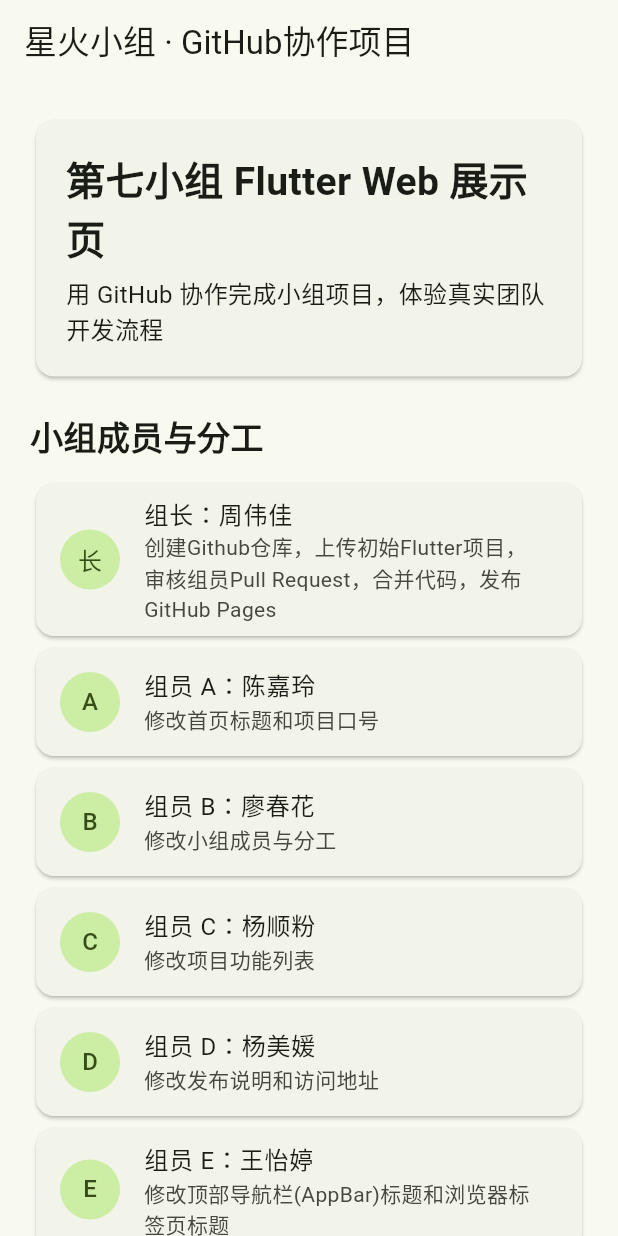
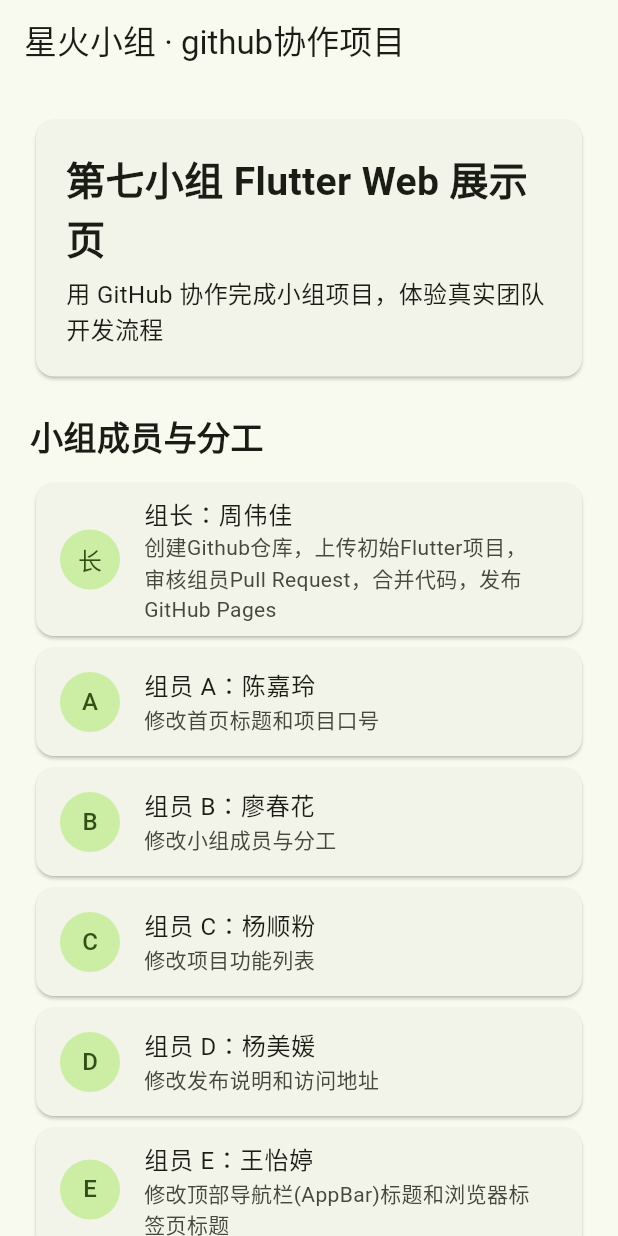
Before and after one commit to wendy-zhou6/group-cooperation-1, a Flutter app: the screen it shows after launch, on a phone screen of 412 x 824 dp. Run offline on Flutter 3.47's test engine with Material 3 defaults, Android fonts, the phone set to English and light mode, and no system bars.

```diff
--- a/lib/main.dart
+++ b/lib/main.dart
@@ -29,7 +29,9 @@ class TeamHomePage extends StatelessWidget {
 
   static const List<TeamMember> members = [
     TeamMember(
-        role: '组长', name: '周伟佳', task: '创建Github仓库，上传初始Flutter项目，审核组员Pull Request，合并代码，发布 GitHub Pages'),
+        role: '组长',
+        name: '周伟佳',
+        task: '创建Github仓库，上传初始Flutter项目，审核组员Pull Request，合并代码，发布 GitHub Pages'),
     TeamMember(role: '组员 A', name: '陈嘉玲', task: '修改首页标题和项目口号'),
     TeamMember(role: '组员 B', name: '廖春花', task: '修改小组成员与分工'),
     TeamMember(role: '组员 C', name: '杨顺粉', task: '修改项目功能列表'),
@@ -54,7 +56,7 @@ class TeamHomePage extends StatelessWidget {
   @override
   Widget build(BuildContext context) {
     return Scaffold(
-      appBar: AppBar(title: const Text('星火小组 · GitHub协作项目')),
+      appBar: AppBar(title: const Text('星火小组 · github协作项目')),
       body: ListView(
         padding: const EdgeInsets.all(20),
         children: const [
@@ -103,7 +105,8 @@ class MembersSection extends StatelessWidget {
     return Column(
       crossAxisAlignment: CrossAxisAlignment.start,
       children: [
-        const Text('小组成员与分工', style: TextStyle(fontSize: 22, fontWeight: FontWeight.bold)),
+        const Text('小组成员与分工',
+            style: TextStyle(fontSize: 22, fontWeight: FontWeight.bold)),
         const SizedBox(height: 12),
         ...TeamHomePage.members.map((member) => MemberCard(member: member)),
       ],
@@ -139,7 +142,8 @@ class FeaturesSection extends StatelessWidget {
         child: Column(
           crossAxisAlignment: CrossAxisAlignment.start,
           children: [
-            const Text('项目功能', style: TextStyle(fontSize: 22, fontWeight: FontWeight.bold)),
+            const Text('项目功能',
+                style: TextStyle(fontSize: 22, fontWeight: FontWeight.bold)),
             const SizedBox(height: 8),
             ...TeamHomePage.features.map((feature) => Text('• $feature')),
           ],
@@ -161,7 +165,8 @@ class ReleaseSection extends StatelessWidget {
         child: Column(
           crossAxisAlignment: CrossAxisAlignment.start,
           children: [
-            const Text('发布说明', style: TextStyle(fontSize: 22, fontWeight: FontWeight.bold)),
+            const Text('发布说明',
+                style: TextStyle(fontSize: 22, fontWeight: FontWeight.bold)),
             const SizedBox(height: 8),
             ...TeamHomePage.releaseNotes.map((note) => Text('• $note')),
           ],
@@ -172,7 +177,8 @@ class ReleaseSection extends StatelessWidget {
 }
 
 class TeamMember {
-  const TeamMember({required this.role, required this.name, required this.task});
+  const TeamMember(
+      {required this.role, required this.name, required this.task});
 
   final String role;
   final String name;
```
Also changed, not shown: images/display.png (added), pubspec.lock, 1 other file.
